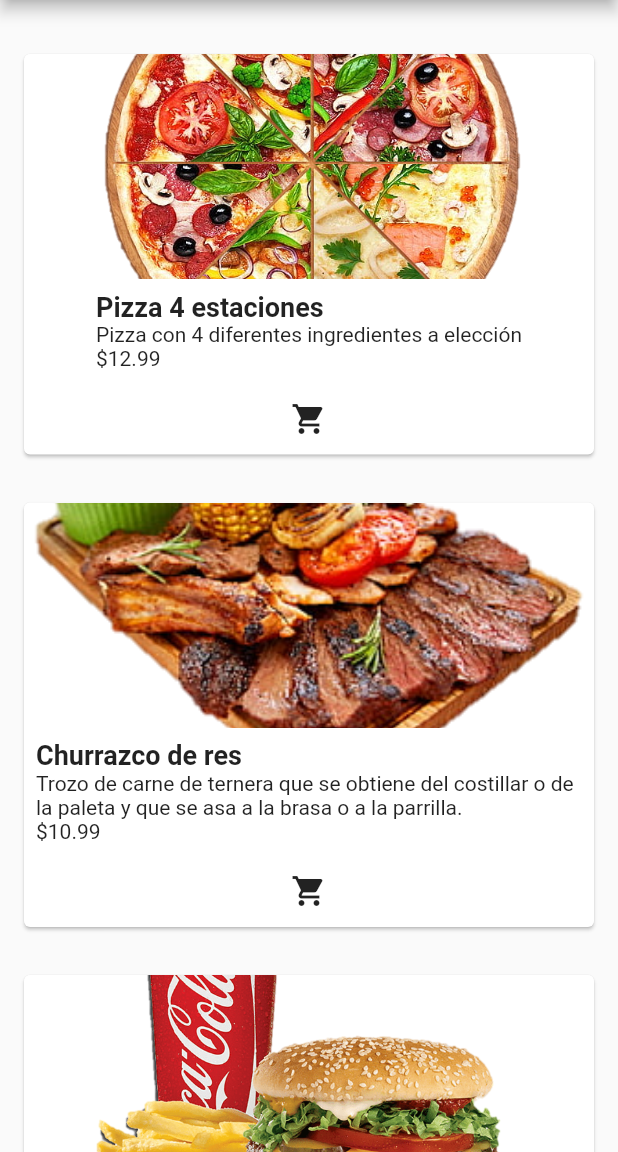
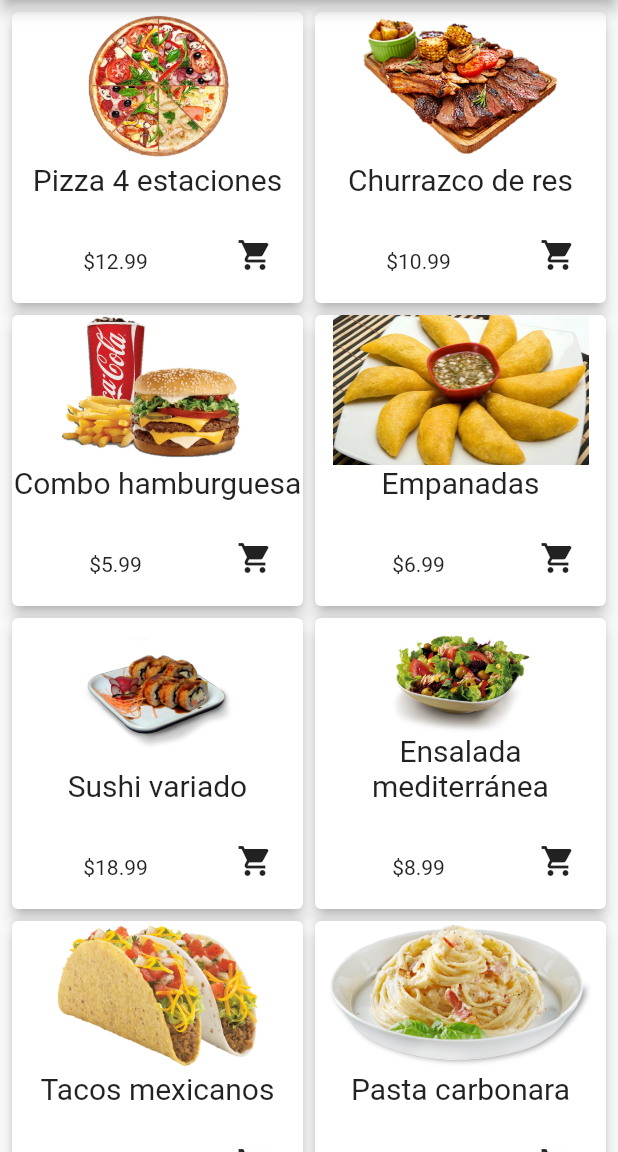
Before and after one commit to MariaBernal23/shopping, a Flutter app: the screen it shows after launch, on a phone screen of 412 x 824 dp, the part 84-1236 px from its top. Run offline on Flutter 3.47's test engine with Material 2 defaults, Android fonts, the phone set to English and light mode, and no system bars.

Commit message:
mi ultimo commit

```diff
--- a/lib/main.dart
+++ b/lib/main.dart
@@ -1,5 +1,6 @@
 import 'package:flutter/material.dart';
 import 'package:shopping/cupones.dart';
+import 'package:shopping/nosotros.dart';
 
 void main() => runApp(MyApp());
 
@@ -39,37 +40,84 @@ class MyHomePage extends StatefulWidget {
   _MyHomePageState createState() => _MyHomePageState();
 }
 
-class _MyHomePageState extends State<MyHomePage>{
+class _MyHomePageState extends State<MyHomePage> {
   List<Product> products = [
     Product(
       name: "Pizza 4 estaciones",
       description: "Pizza con 4 diferentes ingredientes a elección",
       price: 12.99,
       imageUrl: "img/food2.png",
-      //Adicion de primer producto
     ),
     Product(
       name: "Churrazco de res",
-      description: "Trozo de carne de ternera que se obtiene del costillar o de la paleta y que se asa a la brasa o a la parrilla.",
+      description:
+          "Trozo de carne de ternera que se obtiene del costillar o de la paleta y que se asa a la brasa o a la parrilla.",
       price: 10.99,
       imageUrl: "img/food3.png",
-      //Adicion de segundo producto
     ),
     Product(
       name: "Combo hamburguesa",
       description: "Combo de una hamburguesa, papas y una gaseosa pepsi",
       price: 5.99,
       imageUrl: "img/food4.png",
-      //Adicion de tercer producto
     ),
     Product(
       name: "Empanadas",
       description: "Empanadas venezolanas de diferentes carnes",
       price: 6.99,
       imageUrl: "img/food8.png",
-      //Adicion de cuarto producto
     ),
     // Add more products as needed
+    Product(
+      name: "Sushi variado",
+      description: "Selección de sushi fresco y variado",
+      price: 18.99,
+      imageUrl: "img/food9.png",
+    ),
+    Product(
+      name: "Ensalada mediterránea",
+      description: "Ensalada con ingredientes frescos y aderezo mediterráneo",
+      price: 8.99,
+      imageUrl: "img/food10.png",
+    ),
+    Product(
+      name: "Tacos mexicanos",
+      description:
+          "Tacos con tortillas de maíz rellenos de carne y guarniciones",
+      price: 9.99,
+      imageUrl: "img/food11.png",
+    ),
+    Product(
+      name: "Pasta carbonara",
+      description: "Plato de pasta con salsa carbonara y queso parmesano",
+      price: 11.99,
+      imageUrl: "img/food12.png",
+    ),
+    Product(
+      name: "Ceviche peruano",
+      description: "Ceviche de pescado fresco con limón y ají",
+      price: 14.99,
+      imageUrl: "img/food13.png",
+    ),
+
+    Product(
+      name: "Burrito de pollo",
+      description: "Burrito relleno de pollo, arroz y frijoles",
+      price: 7.99,
+      imageUrl: "img/food14.png",
+    ),
+    Product(
+      name: "Pancakes con frutas",
+      description: "Pancakes esponjosos con sirope de arce y frutas frescas",
+      price: 6.49,
+      imageUrl: "img/food15.png",
+    ),
+    Product(
+      name: "Pastel de chocolate",
+      description: "Pastel rico y húmedo de chocolate con cobertura de ganache",
+      price: 8.99,
+      imageUrl: "img/food16.png",
+    ),
   ];
 
   List<CartItem> cartItems = [];
@@ -153,15 +201,41 @@ class _MyHomePageState extends State<MyHomePage>{
                 );
               },
             ),
+            ListTile(
+              title: Row(
+                mainAxisAlignment: MainAxisAlignment.spaceBetween,
+                children: [
+                  Text(
+                    'Acerca de ',
+                    style: TextStyle(
+                      color: Colors.white,
+                      fontWeight: FontWeight.bold,
+                      fontSize: 25,
+                    ),
+                  ),
+                  SizedBox(width: 8), // Espaciado entre el icono y el texto
+                  Icon(
+                    Icons.info,
+                    color: Colors.white,
+                    size: 30,
+                  ),
+                ],
+              ),
+              onTap: () {
+                Navigator.push(
+                  context,
+                  MaterialPageRoute(builder: (context) => Acerca()),
+                );
+              },
+            ),
           ],
         ),
       ),
-      body: Column(
-        crossAxisAlignment: CrossAxisAlignment.start,
-        children: [
-          SizedBox(height: 20),
-          Expanded(
-            child: ListView.builder(
+      // SliverGridDelegateWithFixedCrossAxisCount(crossAxisCount: 2)
+      body: GridView.builder(
+        padding: const EdgeInsets.all(4.0),
+        gridDelegate:
+            SliverGridDelegateWithFixedCrossAxisCount(crossAxisCount: 2),
         itemCount: products.length,
         itemBuilder: (context, index) {
           return ProductCard(
@@ -171,9 +245,6 @@ class _MyHomePageState extends State<MyHomePage>{
             },
           );
         },
-            ),
-          ),
-        ],
       ),
     );
   }
@@ -254,10 +325,12 @@ class _MyHomePageState extends State<MyHomePage>{
 
   void decreaseQuantity(CartItem cartItem) {
     setState(() {
-      if (cartItem.quantity > 1) {
+      if (cartItem.quantity > 1 || cartItem.quantity == 1) {
         cartItem.quantity--;
       } else {
+        if (cartItem.quantity == 0) {
           removeFromCart(cartItem);
+        }
       }
     });
   }
@@ -272,31 +345,53 @@ class ProductCard extends StatelessWidget {
   @override
   Widget build(BuildContext context) {
     return Card(
-      margin: EdgeInsets.all(16),
-      child: Column(
-        children: [
-          Image.asset(product.imageUrl,
-              height: 150, width: double.infinity, fit: BoxFit.cover),
+        elevation: 4.0,
+        child: Stack(
+          fit: StackFit.loose,
+          alignment: Alignment.center,
+          children: <Widget>[
+            Column(
+              mainAxisAlignment: MainAxisAlignment.center,
+              children: <Widget>[
+                Expanded(
+                  child: new Image.asset(product.imageUrl, fit: BoxFit.contain),
+                ),
+                Text(
+                  product.name,
+                  textAlign: TextAlign.center,
+                  style: TextStyle(fontSize: 20.0),
+                ),
+                SizedBox(
+                  height: 15,
+                ),
+                Row(
+                  mainAxisAlignment: MainAxisAlignment.spaceBetween,
+                  children: <Widget>[
+                    SizedBox(
+                      height: 25,
+                    ),
+                    Text('\$${product.price.toStringAsFixed(2)}'),
                     Padding(
-            padding: EdgeInsets.all(8),
-            child: Column(
-              crossAxisAlignment: CrossAxisAlignment.start,
-              children: [
-                Text(product.name,
-                    style:
-                        TextStyle(fontSize: 18, fontWeight: FontWeight.bold)),
-                Text(product.description),
-                Text('\$${product.price.toStringAsFixed(2)}'),
-              ],
+                      padding: const EdgeInsets.only(
+                        right: 8.0,
+                        bottom: 8.0,
                       ),
-          ),
-          IconButton(
+                      child: Align(
+                        alignment: Alignment.bottomRight,
+                        child: GestureDetector(
+                          child: IconButton(
                             icon: Icon(Icons.shopping_cart),
                             onPressed: onAddToCart,
                           ),
+                        ),
+                      ),
+                    ),
                   ],
-      ),
-    );
+                )
+              ],
+            )
+          ],
+        ));
   }
 }
 
```
Also changed, not shown: lib/nosotros.dart (+54 -56 lines), pubspec.yaml (+2 -10 lines), img/food10.png (added), img/food11.png (added), img/food12.png (added), img/food13.png (added), img/food14.png (added), img/food15.png (added), img/food16.png (added), img/food9.png (added), img/imagen1.jpeg (added), img/imagen2.jpeg (added), img/imagen3.jpeg (added), img/imagen4.jpeg (added), 4 more files. Lines whose indentation alone changed are shown as unchanged.
